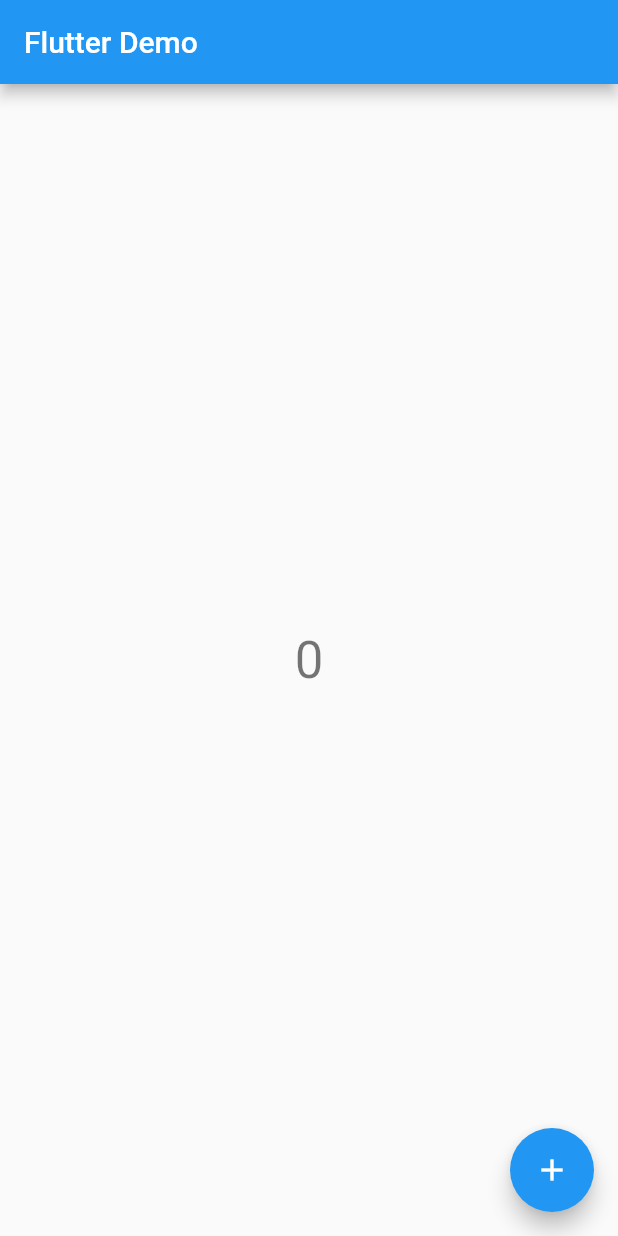
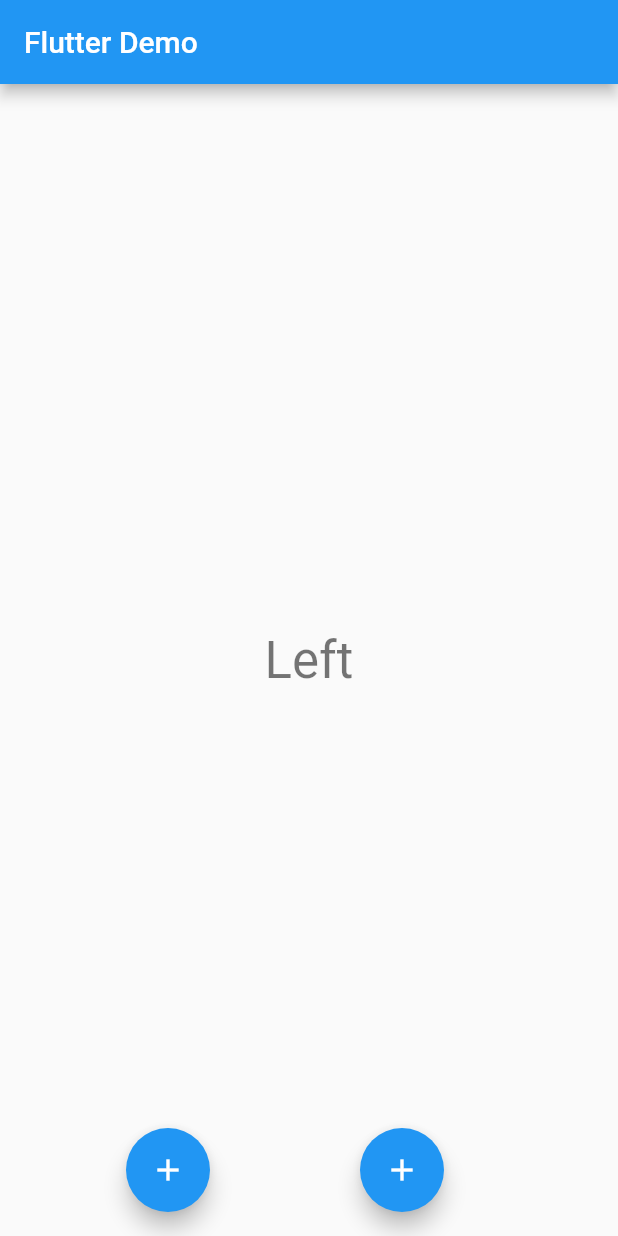
Before and after one commit to satudora-dev/bloc_sample, a Flutter app: the screen it shows after launch, after a tap on the "add" icon, on a phone screen of 412 x 824 dp. Run offline on Flutter 3.47's test engine with Material 2 defaults, Android fonts, the phone set to English and light mode, and no system bars; our stand-ins replace rxdart.

Commit message:
Change transferred data type from int to string

```diff
--- a/lib/counter_bloc.dart
+++ b/lib/counter_bloc.dart
@@ -5,17 +5,17 @@ import 'package:rxdart/subjects.dart';
 class CounterBloc{
   int _counter=0;
 
-  final _counter$=BehaviorSubject<int>.seeded(0);
-  final _incrementController=StreamController<void>();
+  final _counter$=BehaviorSubject<String>.seeded('Seed val');
+  final _incrementController=StreamController<String>();
 
   CounterBloc(){
-    //sink時の処理を追加
-    _incrementController.stream.listen((void _){_counter$.add(_counter++);});
+    //sinkにaddした場合の処理を追加
+    _incrementController.stream.listen((String str){_counter$.add(str);});
   }
 
-  Sink<void> get increment{return _incrementController.sink;}
+  Sink<String> get increment{return _incrementController.sink;}
 
-  Stream<int> get counter${return _counter$.stream;}
+  Stream<String> get counter${return _counter$.stream;}
 
   void dispose(){
     _incrementController.close();
--- a/lib/main.dart
+++ b/lib/main.dart
@@ -45,19 +45,29 @@ class MyHomePage extends StatelessWidget{
               stream: bloc.counter$,
               builder: (context,snapshot){
                 return snapshot.hasData
-                ? Text('${snapshot.data}',
+                ? Text(snapshot.data,
                 style: Theme.of(context).textTheme.display1)
                 : CircularProgressIndicator();
               }
-            )
+            ),
           ],
       )
       ),
-      floatingActionButton: FloatingActionButton(
-        onPressed: (){bloc.increment.add(null);},
-        tooltip: 'Increment',
-        child: Icon(Icons.add),
-      ),
+      floatingActionButton: Row(
+        mainAxisAlignment: MainAxisAlignment.spaceEvenly,
+        children: <Widget>[
+          FloatingActionButton(
+            onPressed: (){bloc.increment.add('Left');},
+            tooltip: 'Increment',
+            child: Icon(Icons.add),
+          ),
+          FloatingActionButton(
+            onPressed: (){bloc.increment.add('Right');},
+            tooltip: 'Increment',
+            child: Icon(Icons.add),
+          ),
+        ],
+      )
     );
   }
 }
```
